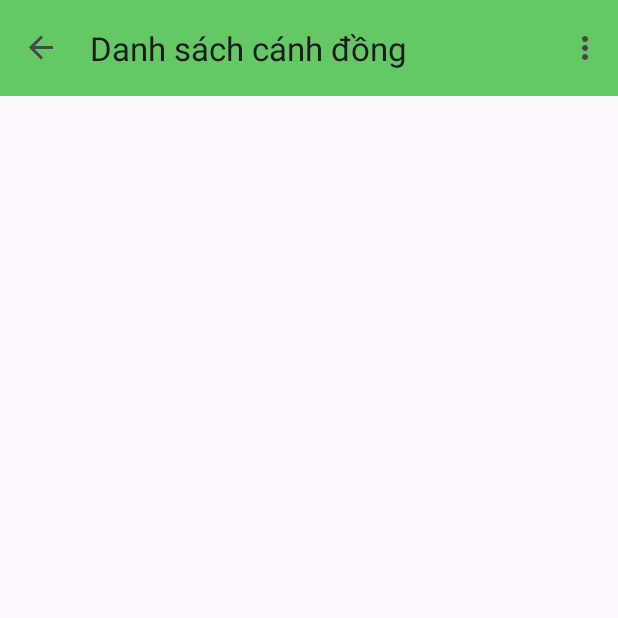
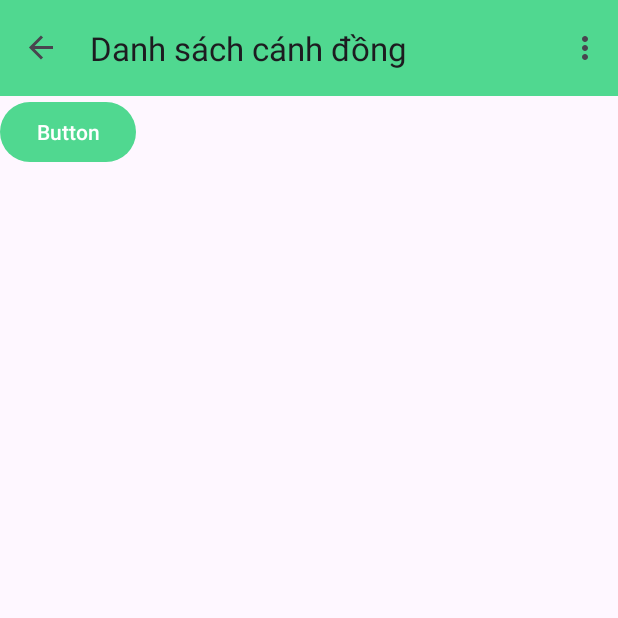
Before and after one commit to conechmuadong/introvert-garden, an Android app: the screen it shows after launch (MainActivity), after a tap on "Next", on a phone screen of 412 x 824 dp, the top half of it. Run offline under Robolectric (Android 15) with nearby library versions, the phone set to English and light mode, and no system bars; our stand-ins replace navigation-ui.

Commit message:
add mesured data fragment

```diff
--- a/app/app/build.gradle
+++ b/app/app/build.gradle
@@ -38,6 +38,7 @@ dependencies {
     implementation 'androidx.constraintlayout:constraintlayout:2.1.4'
     implementation 'androidx.navigation:navigation-fragment:2.5.3'
     implementation 'androidx.navigation:navigation-ui:2.5.3'
+    implementation "androidx.slidingpanelayout:slidingpanelayout:1.2.0"
     testImplementation 'junit:junit:4.13.2'
     androidTestImplementation 'androidx.test.ext:junit:1.1.5'
     androidTestImplementation 'androidx.test.espresso:espresso-core:3.5.1'
--- a/app/app/src/main/AndroidManifest.xml
+++ b/app/app/src/main/AndroidManifest.xml
@@ -13,7 +13,7 @@
         android:theme="@style/Theme.IntrovertGarden"
         tools:targetApi="31">
         <activity
-            android:name=".MainActivity"
+            android:name=".main.MainActivity"
             android:exported="true"
             android:label="@string/app_name"
             android:theme="@style/Theme.IntrovertGarden">
--- a/app/app/src/main/java/ie/app/FieldlistFragment.java
+++ b/app/app/src/main/java/ie/app/fragments/FieldlistFragment.java
@@ -1,4 +1,4 @@
-package ie.app;
+package ie.app.fragments;
 
 import android.os.Bundle;
 import android.view.LayoutInflater;
@@ -7,7 +7,9 @@ import android.view.ViewGroup;
 
 import androidx.annotation.NonNull;
 import androidx.fragment.app.Fragment;
+import androidx.navigation.fragment.NavHostFragment;
 
+import ie.app.R;
 import ie.app.databinding.FragmentFieldlistBinding;
 
 public class FieldlistFragment extends Fragment {
@@ -27,14 +29,14 @@ public class FieldlistFragment extends Fragment {
 
     public void onViewCreated(@NonNull View view, Bundle savedInstanceState) {
         super.onViewCreated(view, savedInstanceState);
-/*
-        binding.buttonSecond.setOnClickListener(new View.OnClickListener() {
+
+        binding.tempButton.setOnClickListener(new View.OnClickListener() {
             @Override
             public void onClick(View view) {
-                NavHostFragment.findNavController(SecondFragment.this)
-                        .navigate(R.id.action_SecondFragment_to_FirstFragment);
+                NavHostFragment.findNavController(FieldlistFragment.this)
+                        .navigate(R.id.action_FieldlistFragment_to_MeasuredDataFragment);
             }
-        }); */
+        });
     }
 
     @Override
--- a/app/app/src/main/java/ie/app/HomepageFragment.java
+++ b/app/app/src/main/java/ie/app/fragments/HomepageFragment.java
@@ -1,4 +1,4 @@
-package ie.app;
+package ie.app.fragments;
 
 import android.os.Bundle;
 import android.view.LayoutInflater;
@@ -9,6 +9,7 @@ import androidx.annotation.NonNull;
 import androidx.fragment.app.Fragment;
 import androidx.navigation.fragment.NavHostFragment;
 
+import ie.app.R;
 import ie.app.databinding.FragmentHomepageBinding;
 
 public class HomepageFragment extends Fragment {
--- a/app/app/src/main/java/ie/app/MainActivity.java
+++ b/app/app/src/main/java/ie/app/main/MainActivity.java
@@ -1,4 +1,4 @@
-package ie.app;
+package ie.app.main;
 
 import android.os.Bundle;
 
@@ -14,6 +14,7 @@ import androidx.navigation.Navigation;
 import androidx.navigation.ui.AppBarConfiguration;
 import androidx.navigation.ui.NavigationUI;
 
+import ie.app.R;
 import ie.app.databinding.ActivityMainBinding;
 
 import android.view.Menu;
--- /dev/null
+++ b/app/app/src/main/java/ie/app/models/Field.java
@@ -0,0 +1,5 @@
+package ie.app.models;
+
+public class Field {
+    public MeasuredData measuredData = new MeasuredData();
+}
--- a/app/app/src/main/res/layout/activity_main.xml
+++ b/app/app/src/main/res/layout/activity_main.xml
@@ -5,7 +5,7 @@
     android:layout_width="match_parent"
     android:layout_height="match_parent"
     android:fitsSystemWindows="true"
-    tools:context=".MainActivity">
+    tools:context=".main.MainActivity">
 
     <com.google.android.material.appbar.AppBarLayout
         android:layout_width="match_parent"
--- a/app/app/src/main/res/layout/fragment_fieldlist.xml
+++ b/app/app/src/main/res/layout/fragment_fieldlist.xml
@@ -1,13 +1,17 @@
 <?xml version="1.0" encoding="utf-8"?>
-<androidx.core.widget.NestedScrollView xmlns:android="http://schemas.android.com/apk/res/android"
+<LinearLayout xmlns:android="http://schemas.android.com/apk/res/android"
     xmlns:app="http://schemas.android.com/apk/res-auto"
     xmlns:tools="http://schemas.android.com/tools"
     android:layout_width="match_parent"
     android:layout_height="match_parent"
-    tools:context=".FieldlistFragment">
+    tools:context=".fragments.FieldlistFragment">
 
-    <androidx.constraintlayout.widget.ConstraintLayout
-        android:layout_width="match_parent"
-        android:layout_height="match_parent"
-        android:padding="16dp"/>
-</androidx.core.widget.NestedScrollView>
+    <Button
+        android:id="@+id/tempButton"
+        android:layout_width="wrap_content"
+        android:layout_height="wrap_content"
+        android:text="Button"
+        tools:layout_editor_absoluteX="201dp"
+        tools:layout_editor_absoluteY="338dp" />
+
+</LinearLayout>
--- a/app/app/src/main/res/layout/fragment_homepage.xml
+++ b/app/app/src/main/res/layout/fragment_homepage.xml
@@ -4,7 +4,7 @@
     xmlns:tools="http://schemas.android.com/tools"
     android:layout_width="match_parent"
     android:layout_height="match_parent"
-    tools:context=".HomepageFragment" >
+    tools:context=".fragments.HomepageFragment" >
 
     <LinearLayout
         android:orientation="vertical"
--- a/app/app/src/main/res/menu/menu_main.xml
+++ b/app/app/src/main/res/menu/menu_main.xml
@@ -1,7 +1,7 @@
 <menu xmlns:android="http://schemas.android.com/apk/res/android"
     xmlns:app="http://schemas.android.com/apk/res-auto"
     xmlns:tools="http://schemas.android.com/tools"
-    tools:context="ie.app.MainActivity">
+    tools:context="ie.app.main.MainActivity">
     <item
         android:id="@+id/action_settings"
         android:orderInCategory="100"
--- a/app/app/src/main/res/navigation/nav_graph.xml
+++ b/app/app/src/main/res/navigation/nav_graph.xml
@@ -7,7 +7,7 @@
 
     <fragment
         android:id="@+id/HomepageFragment"
-        android:name="ie.app.HomepageFragment"
+        android:name="ie.app.fragments.HomepageFragment"
         android:label="@string/homepage_fragment_label"
         tools:layout="@layout/fragment_homepage">
 
@@ -15,14 +15,32 @@
             android:id="@+id/action_HomepageFragment_to_FieldlistFragment"
             app:destination="@id/FieldlistFragment" />
     </fragment>
+
     <fragment
         android:id="@+id/FieldlistFragment"
-        android:name="ie.app.FieldlistFragment"
+        android:name="ie.app.fragments.FieldlistFragment"
         android:label="@string/fieldlist_fragment_label"
         tools:layout="@layout/fragment_fieldlist">
 
         <action
-            android:id="@+id/action_SecondFragment_to_FirstFragment"
+            android:id="@+id/action_FieldlistFragment_to_HomepageFragment"
             app:destination="@id/HomepageFragment" />
+
+        <action
+            android:id="@+id/action_FieldlistFragment_to_MeasuredDataFragment"
+            app:destination="@id/MeasuredDataFragment" />
+
     </fragment>
+
+    <fragment
+        android:id="@+id/MeasuredDataFragment"
+        android:name="ie.app.fragments.MeasuredDataFragment"
+        android:label="@string/measureddata_fragment_label"
+        tools:layout="@layout/fragment_measureddata">
+
+        <action
+            android:id="@+id/action_MeasuredDataFragment_to_FieldlistFragment"
+            app:destination="@id/FieldlistFragment" />
+    </fragment>
+
 </navigation>
--- a/app/app/src/main/res/values/colors.xml
+++ b/app/app/src/main/res/values/colors.xml
@@ -2,5 +2,6 @@
 <resources>
     <color name="black">#FF000000</color>
     <color name="white">#FFFFFFFF</color>
-    <color name="colorPrimary">#64c864</color>
+    <color name="colorPrimary">#50D890</color>
+    <color name="background">#EFFFFB</color>
 </resources>
--- a/app/app/src/main/res/values/strings.xml
+++ b/app/app/src/main/res/values/strings.xml
@@ -5,9 +5,12 @@
 
     <string name="homepage_fragment_label">Trang chủ</string>
     <string name="fieldlist_fragment_label">Danh sách cánh đồng</string>
+    <string name="measureddata_fragment_label">Tình trạng</string>
+
     <string name="next">Next</string>
-
     <string name="project_name">Introverts\' Garden</string>
     <string name="introduction">Introvert\' Garden is a smart agriculture systems project developed by The Introverts, a group of 5 students from VNU - UET participated in the IoT Challenge contest organized by FPT Software.</string>
     <string name="homeButton">Next</string>
+
+    <string name="waterButton">Tưới cây!</string>
 </resources>
```
Also changed, not shown: app/app/src/main/java/ie/app/fragments/MeasuredDataFragment.java (added, +76 -0 lines), app/app/src/main/java/ie/app/models/MeasuredData.java (added, +27 -0 lines), app/app/src/main/res/drawable/data_background.xml (added, +10 -0 lines), app/app/src/main/res/drawable/fieldname_background.xml (added, +10 -0 lines), app/app/src/main/res/layout/fragment_measureddata.xml (added, +155 -0 lines).
